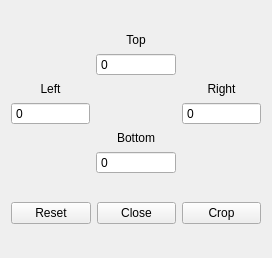
This is src/gui/ui/cropdialog.ui in nisemono0/AniStitch as Qt 5 draws it before an edit. The edited form follows.
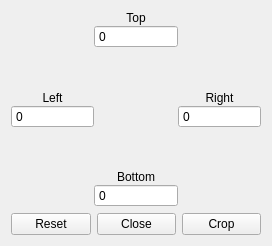
This is the edited form.

Patch:
```diff
--- a/src/gui/ui/cropdialog.ui
+++ b/src/gui/ui/cropdialog.ui
@@ -7,19 +7,19 @@
     <x>0</x>
     <y>0</y>
     <width>272</width>
-    <height>258</height>
+    <height>246</height>
    </rect>
   </property>
   <property name="minimumSize">
    <size>
     <width>272</width>
-    <height>258</height>
+    <height>246</height>
    </size>
   </property>
   <property name="maximumSize">
    <size>
     <width>272</width>
-    <height>258</height>
+    <height>246</height>
    </size>
   </property>
   <property name="windowTitle">
@@ -27,12 +27,15 @@
   </property>
   <layout class="QVBoxLayout" name="verticalLayout_5">
    <property name="sizeConstraint">
-    <enum>QLayout::SizeConstraint::SetMaximumSize</enum>
+    <enum>QLayout::SizeConstraint::SetDefaultConstraint</enum>
    </property>
    <item>
     <layout class="QGridLayout" name="gridLayout_3">
      <property name="sizeConstraint">
-      <enum>QLayout::SizeConstraint::SetMaximumSize</enum>
+      <enum>QLayout::SizeConstraint::SetDefaultConstraint</enum>
+     </property>
+     <property name="spacing">
+      <number>0</number>
      </property>
      <item row="0" column="2">
       <layout class="QVBoxLayout" name="verticalLayout_2">
@@ -69,7 +72,7 @@
        <item>
         <widget class="QLabel" name="label_3">
          <property name="sizePolicy">
-          <sizepolicy hsizetype="Preferred" vsizetype="Maximum">
+          <sizepolicy hsizetype="Preferred" vsizetype="Preferred">
            <horstretch>0</horstretch>
            <verstretch>0</verstretch>
           </sizepolicy>
@@ -99,7 +102,7 @@
        <item>
         <widget class="QLabel" name="label">
          <property name="sizePolicy">
-          <sizepolicy hsizetype="Preferred" vsizetype="Maximum">
+          <sizepolicy hsizetype="Preferred" vsizetype="Preferred">
            <horstretch>0</horstretch>
            <verstretch>0</verstretch>
           </sizepolicy>
@@ -129,7 +132,7 @@
        <item>
         <widget class="QLabel" name="label_4">
          <property name="sizePolicy">
-          <sizepolicy hsizetype="Preferred" vsizetype="Maximum">
+          <sizepolicy hsizetype="Preferred" vsizetype="Preferred">
            <horstretch>0</horstretch>
            <verstretch>0</verstretch>
           </sizepolicy>
```
